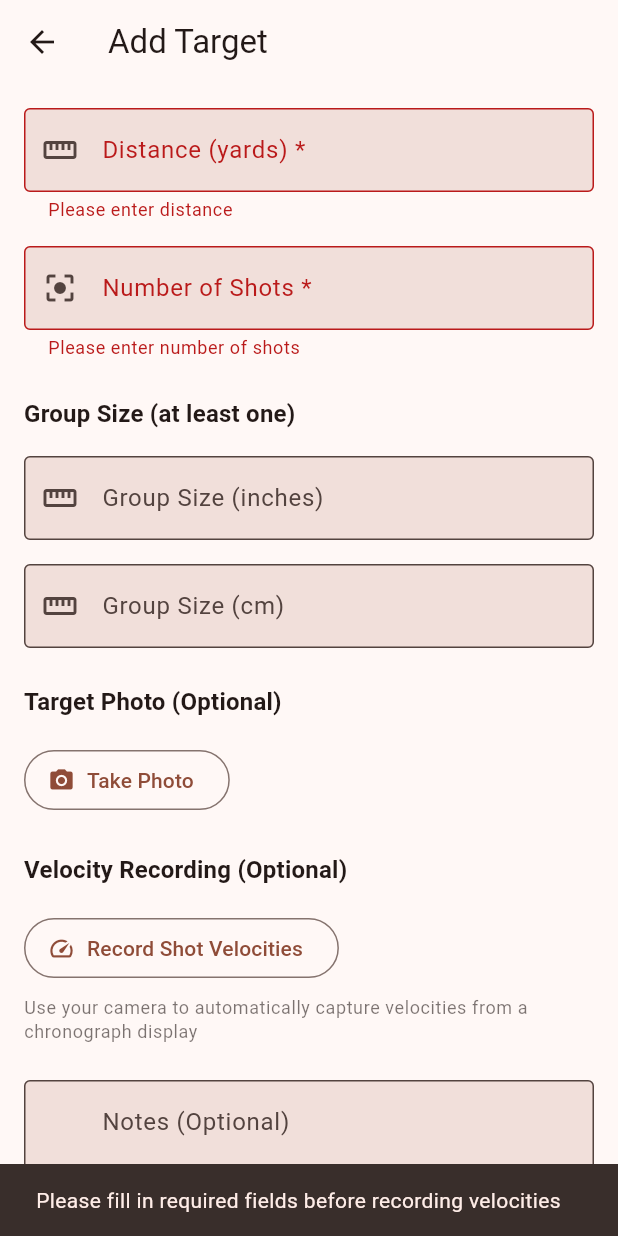
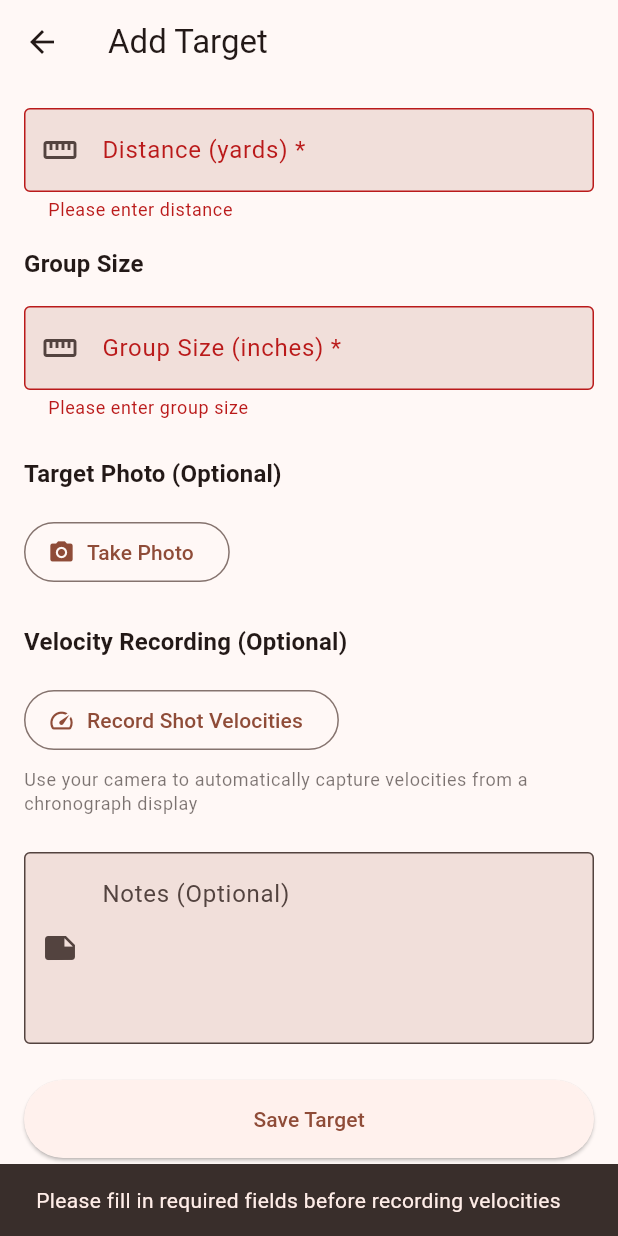
Before and after one commit to javaplus/flutterplay1, a Flutter app: the AddTargetScreen screen opened directly with empty values, after a tap on "Record Shot Velocities", on a phone screen of 412 x 824 dp. Run offline on Flutter 3.47's test engine with Material 3 defaults, Android fonts, the phone set to English and light mode, and no system bars; our stand-ins replace camera, drift, flutter_riverpod, image_picker, package_info_plus; missing offline and left inert: google_mlkit_text_recognition; accounts and stored records are empty; generated files the repository leaves out were written again.

Commit message:
remove group in cm and update shot count on target screen

```diff
--- a/lib/data/models/range_session_model.dart
+++ b/lib/data/models/range_session_model.dart
@@ -26,7 +26,6 @@
   RealColumn get distance => real()();
   IntColumn get numberOfShots => integer()();
   RealColumn get groupSizeInches => real().nullable()();
-  RealColumn get groupSizeCm => real().nullable()();
   RealColumn get groupSizeMoa => real().nullable()();
   RealColumn get avgVelocity => real().nullable()();
   RealColumn get standardDeviation => real().nullable()();
--- a/lib/domain/entities/target.dart
+++ b/lib/domain/entities/target.dart
@@ -7,7 +7,6 @@
   final double distance; // Distance to target (yards or meters)
   final int numberOfShots; // Number of shots in the group
   final double? groupSizeInches; // Manual entry - group size in inches
-  final double? groupSizeCm; // Manual entry - group size in cm
   final double? groupSizeMoa; // Manual entry or calculated - group size in MOA
   final double?
   avgVelocity; // Average velocity in fps (calculated from shot velocities)
@@ -25,7 +24,6 @@
     required this.distance,
     required this.numberOfShots,
     this.groupSizeInches,
-    this.groupSizeCm,
     this.groupSizeMoa,
     this.avgVelocity,
     this.standardDeviation,
@@ -43,7 +41,6 @@
     double? distance,
     int? numberOfShots,
     double? groupSizeInches,
-    double? groupSizeCm,
     double? groupSizeMoa,
     double? avgVelocity,
     double? standardDeviation,
@@ -59,7 +56,6 @@
       distance: distance ?? this.distance,
       numberOfShots: numberOfShots ?? this.numberOfShots,
       groupSizeInches: groupSizeInches ?? this.groupSizeInches,
-      groupSizeCm: groupSizeCm ?? this.groupSizeCm,
       groupSizeMoa: groupSizeMoa ?? this.groupSizeMoa,
       avgVelocity: avgVelocity ?? this.avgVelocity,
       standardDeviation: standardDeviation ?? this.standardDeviation,
--- a/lib/presentation/screens/range_sessions/add_target_screen.dart
+++ b/lib/presentation/screens/range_sessions/add_target_screen.dart
@@ -4,6 +4,7 @@
 import 'package:uuid/uuid.dart';
 import '../../../domain/entities/target.dart';
 import '../../providers/range_session_provider.dart';
+import '../../providers/shot_velocity_provider.dart';
 import 'chronograph_camera_screen.dart';
 
 /// Screen for adding or editing a target
@@ -20,9 +21,7 @@
 class _AddTargetScreenState extends ConsumerState<AddTargetScreen> {
   final _formKey = GlobalKey<FormState>();
   final _distanceController = TextEditingController();
-  final _shotsController = TextEditingController();
   final _groupInchesController = TextEditingController();
-  final _groupCmController = TextEditingController();
   final _notesController = TextEditingController();
 
   String? _photoPath;
@@ -37,9 +36,7 @@
     if (widget.target != null) {
       final target = widget.target!;
       _distanceController.text = target.distance.toString();
-      _shotsController.text = target.numberOfShots.toString();
       _groupInchesController.text = target.groupSizeInches?.toString() ?? '';
-      _groupCmController.text = target.groupSizeCm?.toString() ?? '';
       _notesController.text = target.notes ?? '';
       _photoPath = target.photoPath;
     }
@@ -48,9 +45,7 @@
   @override
   void dispose() {
     _distanceController.dispose();
-    _shotsController.dispose();
     _groupInchesController.dispose();
-    _groupCmController.dispose();
     _notesController.dispose();
     super.dispose();
   }
@@ -58,6 +53,11 @@
   @override
   Widget build(BuildContext context) {
     final isEditing = widget.target != null;
+
+    // Watch shot velocities if editing to show count
+    final velocitiesAsync = isEditing
+        ? ref.watch(shotVelocitiesByTargetIdProvider(widget.target!.id))
+        : null;
 
     return Scaffold(
       appBar: AppBar(title: Text(isEditing ? 'Edit Target' : 'Add Target')),
@@ -91,29 +91,34 @@
               ),
               const SizedBox(height: 16),
 
-              // Number of shots
-              TextFormField(
-                controller: _shotsController,
-                decoration: const InputDecoration(
-                  labelText: 'Number of Shots *',
-                  border: OutlineInputBorder(),
-                  prefixIcon: Icon(Icons.center_focus_strong),
-                ),
-                keyboardType: TextInputType.number,
-                validator: (value) {
-                  if (value == null || value.isEmpty) {
-                    return 'Please enter number of shots';
-                  }
-                  if (int.tryParse(value) == null) {
-                    return 'Please enter a valid number';
-                  }
-                  return null;
-                },
-              ),
-              const SizedBox(height: 24),
+              // Number of shots display (read-only, auto-populated from velocities)
+              if (isEditing)
+                velocitiesAsync?.when(
+                      data: (velocities) => Card(
+                        color: Colors.blue[50],
+                        child: ListTile(
+                          leading: const Icon(
+                            Icons.info_outline,
+                            color: Colors.blue,
+                          ),
+                          title: Text(
+                            'Recorded Shots: ${velocities.length}',
+                            style: const TextStyle(fontWeight: FontWeight.bold),
+                          ),
+                          subtitle: const Text(
+                            'Number of shots is automatically counted from recorded velocities',
+                          ),
+                        ),
+                      ),
+                      loading: () => const CircularProgressIndicator(),
+                      error: (_, __) => const SizedBox.shrink(),
+                    ) ??
+                    const SizedBox.shrink(),
+
+              if (isEditing) const SizedBox(height: 16),
 
               Text(
-                'Group Size (at least one)',
+                'Group Size',
                 style: Theme.of(
                   context,
                 ).textTheme.titleMedium?.copyWith(fontWeight: FontWeight.bold),
@@ -124,27 +129,22 @@
               TextFormField(
                 controller: _groupInchesController,
                 decoration: const InputDecoration(
-                  labelText: 'Group Size (inches)',
+                  labelText: 'Group Size (inches) *',
                   border: OutlineInputBorder(),
                   prefixIcon: Icon(Icons.straighten),
                 ),
                 keyboardType: const TextInputType.numberWithOptions(
                   decimal: true,
                 ),
-              ),
-              const SizedBox(height: 16),
-
-              // Group size in cm
-              TextFormField(
-                controller: _groupCmController,
-                decoration: const InputDecoration(
-                  labelText: 'Group Size (cm)',
-                  border: OutlineInputBorder(),
-                  prefixIcon: Icon(Icons.straighten),
-                ),
-                keyboardType: const TextInputType.numberWithOptions(
-                  decimal: true,
-                ),
+                validator: (value) {
+                  if (value == null || value.isEmpty) {
+                    return 'Please enter group size';
+                  }
+                  if (double.tryParse(value) == null) {
+                    return 'Please enter a valid number';
+                  }
+                  return null;
+                },
               ),
               const SizedBox(height: 24),
 
@@ -264,7 +264,7 @@
       return;
     }
 
-    // For new targets, we need to save the target first to get an ID
+    // For new targets, validate form first
     if (!_formKey.currentState!.validate()) {
       ScaffoldMessenger.of(context).showSnackBar(
         const SnackBar(
@@ -276,31 +276,17 @@
       return;
     }
 
-    // Check at least one group size is provided
-    if (_groupInchesController.text.isEmpty &&
-        _groupCmController.text.isEmpty) {
-      ScaffoldMessenger.of(context).showSnackBar(
-        const SnackBar(
-          content: Text('Please enter group size before recording velocities'),
-        ),
-      );
-      return;
-    }
-
-    // Save the target first
+    // Save the target first with initial shot count of 0
     final now = DateTime.now();
     final targetId = const Uuid().v4();
     final target = Target(
       id: targetId,
       rangeSessionId: widget.rangeSessionId,
       distance: double.parse(_distanceController.text),
-      numberOfShots: int.parse(_shotsController.text),
+      numberOfShots: 0, // Will be updated when velocities are recorded
       groupSizeInches: _groupInchesController.text.isEmpty
           ? null
           : double.tryParse(_groupInchesController.text),
-      groupSizeCm: _groupCmController.text.isEmpty
-          ? null
-          : double.tryParse(_groupCmController.text),
       photoPath: _photoPath,
       notes: _notesController.text.trim().isEmpty
           ? null
@@ -339,31 +325,26 @@
       return;
     }
 
-    // Ensure at least one group size is provided
-    if (_groupInchesController.text.isEmpty &&
-        _groupCmController.text.isEmpty) {
-      ScaffoldMessenger.of(context).showSnackBar(
-        const SnackBar(
-          content: Text('Please enter group size in inches or centimeters'),
-        ),
-      );
-      return;
-    }
-
     final isEditing = widget.target != null;
     final now = DateTime.now();
+
+    // Get shot count from velocities if editing
+    int shotCount = 0;
+    if (isEditing) {
+      final velocities = await ref.read(
+        shotVelocitiesByTargetIdProvider(widget.target!.id).future,
+      );
+      shotCount = velocities.length;
+    }
 
     final target = Target(
       id: isEditing ? widget.target!.id : const Uuid().v4(),
       rangeSessionId: widget.rangeSessionId,
       distance: double.parse(_distanceController.text),
-      numberOfShots: int.parse(_shotsController.text),
+      numberOfShots: shotCount, // Use velocity count if editing, 0 if new
       groupSizeInches: _groupInchesController.text.isEmpty
           ? null
           : double.tryParse(_groupInchesController.text),
-      groupSizeCm: _groupCmController.text.isEmpty
-          ? null
-          : double.tryParse(_groupCmController.text),
       photoPath: _photoPath,
       notes: _notesController.text.trim().isEmpty
           ? null
--- a/lib/presentation/screens/range_sessions/chronograph_ocr_processor.dart
+++ b/lib/presentation/screens/range_sessions/chronograph_ocr_processor.dart
@@ -1,5 +1,4 @@
 import 'dart:async';
-import 'dart:typed_data';
 import 'dart:ui' as ui;
 import 'package:camera/camera.dart';
 import 'package:flutter/foundation.dart';
```
Also changed, not shown: lib/data/models/app_database.dart (+6 -3 lines), lib/presentation/providers/range_session_provider.dart (+6 -2 lines).
